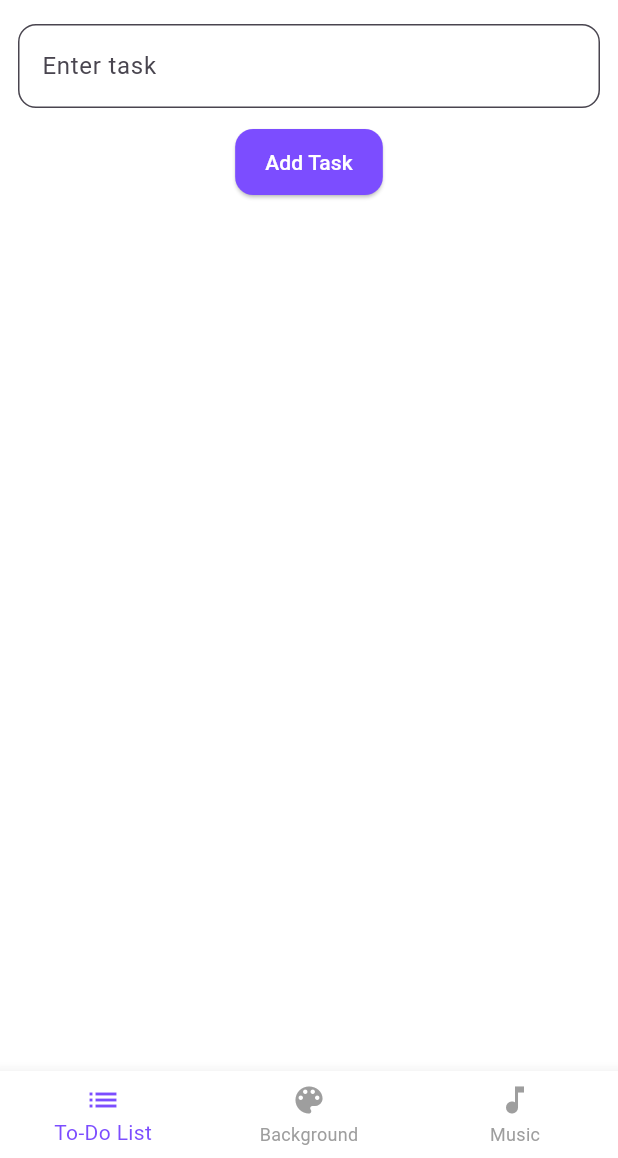
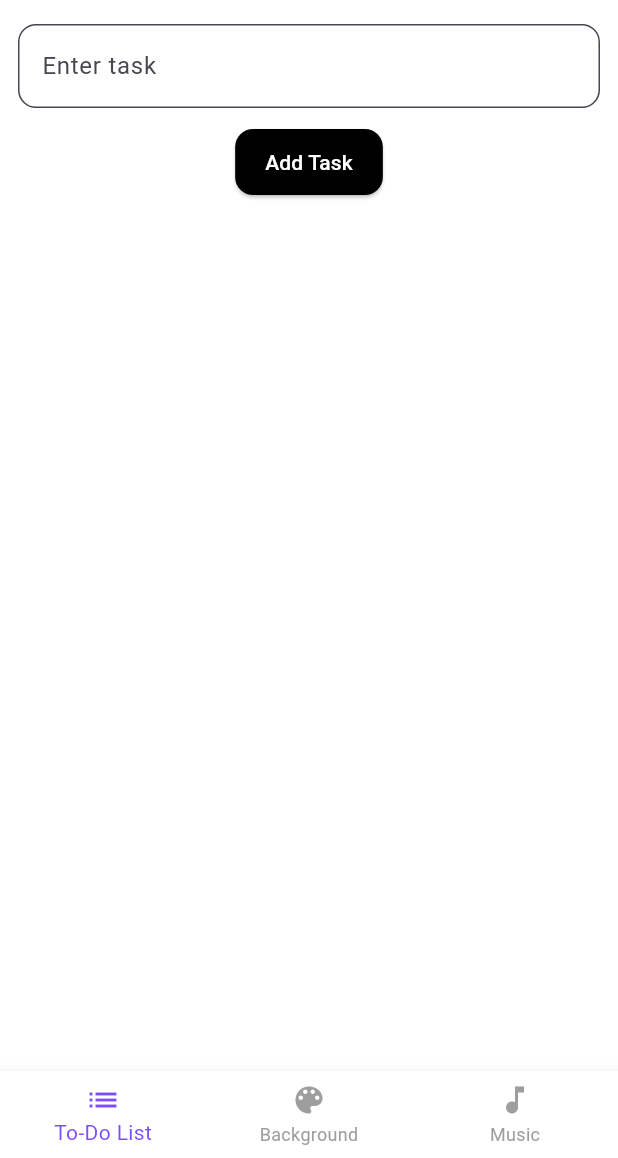
Before and after one commit to mandapatjudyann/Midterm-Project, a Flutter app: the screen it shows after launch, on a phone screen of 412 x 824 dp, the part 78-1236 px from its top. Run offline on Flutter 3.47's test engine with Material 3 defaults, Android fonts, the phone set to English and light mode, and no system bars; our stand-ins replace audioplayers.

Commit message:
https://github.com/mandapatjudyann/Midterm-Project

```diff
--- a/lib/main.dart
+++ b/lib/main.dart
@@ -138,7 +138,7 @@ class _HomeScreenState extends State<HomeScreen> {
         ),
         alignment: Alignment.center,
         child: const Text(
-          "Swipe Left or Right to Change Background",
+          "Swipe Left or Right",
           style: TextStyle(fontSize: 18, fontWeight: FontWeight.bold),
         ),
       ),
@@ -154,9 +154,9 @@ class _HomeScreenState extends State<HomeScreen> {
           Padding(
             padding: const EdgeInsets.all(16.0),
             child: Image.asset(
-              "assets/music.jpg",
-              width: 130,
-              height: 130,
+              "assets/musicc.jpg",
+              width: 150,
+              height: 150,
             ),
           ),
           const Text(
@@ -200,7 +200,7 @@ class _HomeScreenState extends State<HomeScreen> {
       shape: RoundedRectangleBorder(
         borderRadius: BorderRadius.circular(12),
       ),
-      backgroundColor: Colors.deepPurpleAccent,
+      backgroundColor: Colors.black,
       foregroundColor: Colors.white,
     );
   }
--- a/pubspec.yaml
+++ b/pubspec.yaml
@@ -62,7 +62,7 @@ flutter:
   assets:
      - assets/AllorNothing.mp3
      - assets/Lovedon'tChange.mp3
-     - assets/music.jpg
+     - assets/musicc.jpg
      - assetz/images/it.jpg
      - assetz/images/psu.jpg
    #  - assets/images/bg.jpg
```
Also changed, not shown: assets/musicc.jpg (added).
